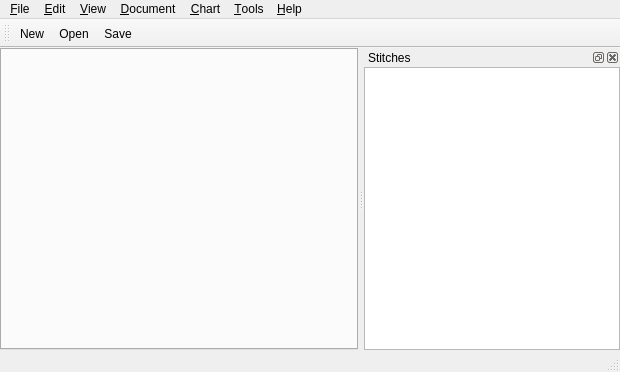
Qt form src/mainwindow.ui (iPenguin/CrochetCharts) before a commit.
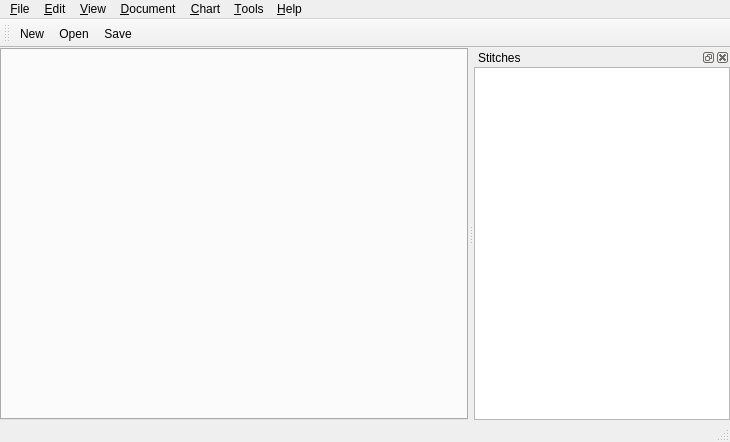
The same form after that commit. Icons and pictures are not drawn.

Commit message:
Added createChart function, and new document dialog.
Fixed menu options quit, close.

Diff of the .ui file:
```diff
--- a/src/mainwindow.ui
+++ b/src/mainwindow.ui
@@ -6,8 +6,8 @@
    <rect>
     <x>0</x>
     <y>0</y>
-    <width>620</width>
-    <height>372</height>
+    <width>730</width>
+    <height>442</height>
    </rect>
   </property>
   <property name="windowTitle">
@@ -36,7 +36,7 @@
     <rect>
      <x>0</x>
      <y>0</y>
-     <width>620</width>
+     <width>730</width>
      <height>21</height>
     </rect>
    </property>
```
The commit also changes 2 other files.
